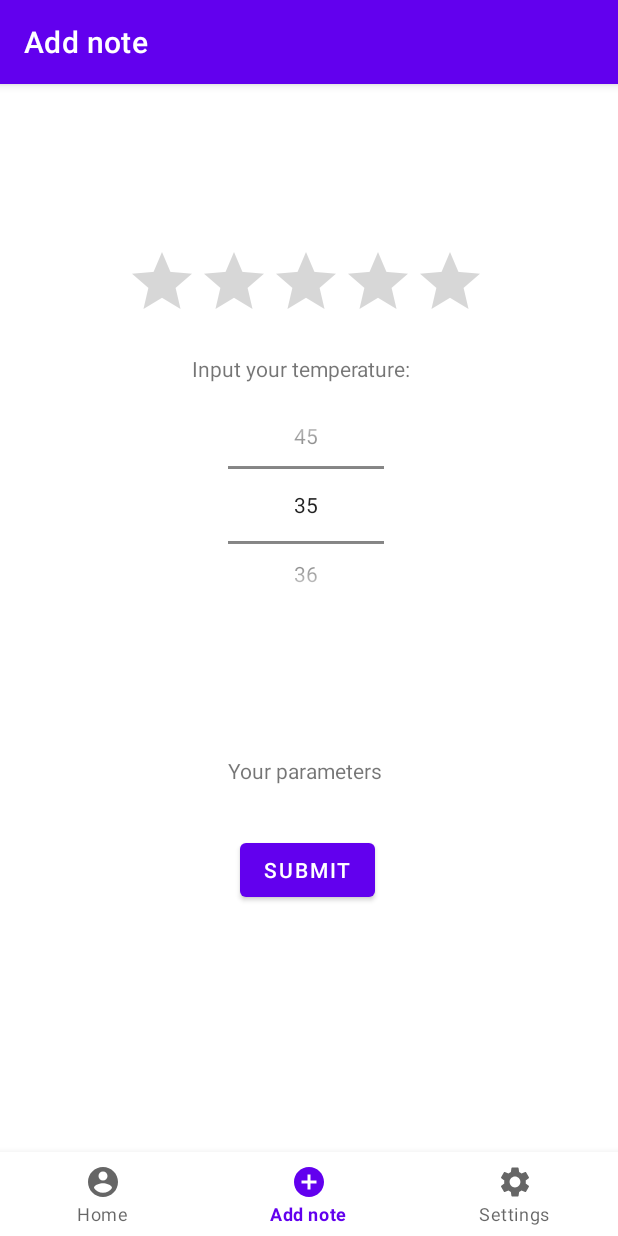
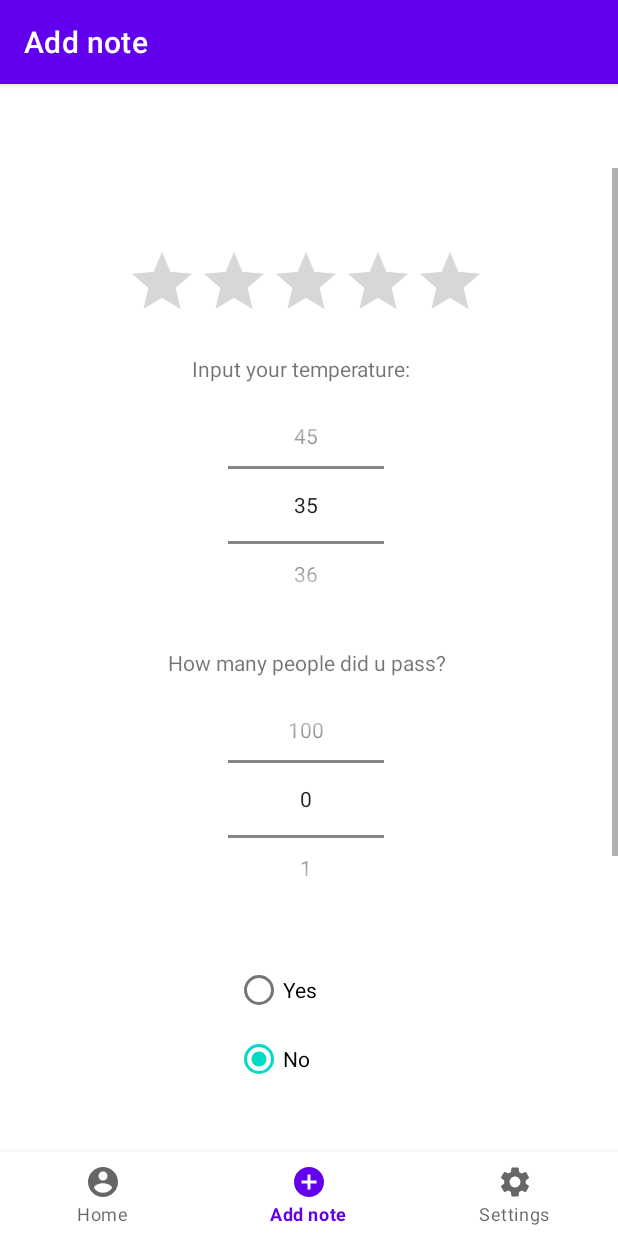
Before and after one commit to pawrob/CovidAppMobi, an Android app: the AddFragment screen opened through its navigation route, on a phone screen of 412 x 824 dp. Run offline under Robolectric (Android 15) with nearby library versions, the phone set to English and light mode, and no system bars; our stand-ins replace navigation-ui.

Commit message:
ADDED [heaLTH STATUS UPDATE]

```diff
--- a/app/src/main/java/com/example/covidbook/ui/add/AddFragment.java
+++ b/app/src/main/java/com/example/covidbook/ui/add/AddFragment.java
@@ -9,6 +9,8 @@ import android.view.View;
 import android.view.ViewGroup;
 import android.widget.Button;
 import android.widget.NumberPicker;
+import android.widget.RadioButton;
+import android.widget.RadioGroup;
 import android.widget.RatingBar;
 import android.widget.TextView;
 
@@ -26,6 +28,8 @@ public class AddFragment extends Fragment {
     private RatingBar rb;
     private Button submitButton;
     private TextView submitInfo;
+    private RadioGroup radioGroup;
+    protected RadioButton radioButton;
 
     public View onCreateView(@NonNull LayoutInflater inflater,
                              ViewGroup container, Bundle savedInstanceState) {
@@ -36,9 +40,12 @@ public class AddFragment extends Fragment {
         View root = inflater.inflate(R.layout.fragment_add, container, false);
 //        final TextView textView = root.findViewById(R.id.text_add);
         NumberPicker np = root.findViewById(R.id.tempPick);
+        NumberPicker np2 = root.findViewById(R.id.pplPick);
         np.setMinValue(35);
+        np2.setMinValue(0);
         np.setMaxValue(45);
-
+        np2.setMaxValue(100);
+        radioGroup= root.findViewById(R.id.radio);
         rb = root.findViewById(R.id.rateBar);
         submitButton = (Button) root.findViewById(R.id.submitButton);
         submitInfo = root.findViewById(R.id.ratingInfo);
@@ -46,7 +53,9 @@ public class AddFragment extends Fragment {
             @SuppressLint("SetTextI18n")
             @Override
             public void onClick(View view) {
-              submitInfo.setText("Rating: " + rb.getRating() + "\nTemp: " + np.getValue()+"C");
+                int radioID = radioGroup.getCheckedRadioButtonId();
+                radioButton=root.findViewById(radioID);
+              submitInfo.setText("Rating: " + rb.getRating() + "\nTemp: " + np.getValue()+"C\nPeople passed today:" + np2.getValue()+"\nchecked go out:"+ radioButton.getText());
             }
         });
 
--- a/app/src/main/res/layout/fragment_add.xml
+++ b/app/src/main/res/layout/fragment_add.xml
@@ -1,7 +1,13 @@
 <?xml version="1.0" encoding="utf-8"?>
-<androidx.constraintlayout.widget.ConstraintLayout xmlns:android="http://schemas.android.com/apk/res/android"
+<ScrollView xmlns:android="http://schemas.android.com/apk/res/android"
     xmlns:app="http://schemas.android.com/apk/res-auto"
     xmlns:tools="http://schemas.android.com/tools"
+    android:layout_width="match_parent"
+    android:layout_height="match_parent"
+    android:layout_marginBottom="50dp"
+    android:fillViewport="true"
+    android:orientation="vertical">
+<androidx.constraintlayout.widget.ConstraintLayout
     android:layout_width="match_parent"
     android:layout_height="match_parent"
     tools:context=".ui.add.AddFragment">
@@ -23,8 +29,8 @@
         android:id="@+id/submitButton"
         android:layout_width="wrap_content"
         android:layout_height="wrap_content"
-        android:layout_marginStart="160dp"
-        android:layout_marginTop="444dp"
+        android:layout_marginStart="156dp"
+        android:layout_marginTop="908dp"
         android:text="Submit"
         app:layout_constraintStart_toStartOf="parent"
         app:layout_constraintTop_toTopOf="parent" />
@@ -34,7 +40,7 @@
         android:layout_width="wrap_content"
         android:layout_height="wrap_content"
         android:layout_marginStart="152dp"
-        android:layout_marginTop="392dp"
+        android:layout_marginTop="860dp"
         android:text="Your parameters"
         app:layout_constraintStart_toStartOf="parent"
         app:layout_constraintTop_toTopOf="parent" />
@@ -48,6 +54,15 @@
         app:layout_constraintStart_toStartOf="parent"
         app:layout_constraintTop_toTopOf="parent" />
 
+    <NumberPicker
+        android:id="@+id/pplPick"
+        android:layout_width="104dp"
+        android:layout_height="137dp"
+        android:layout_marginStart="152dp"
+        android:layout_marginTop="352dp"
+        app:layout_constraintStart_toStartOf="parent"
+        app:layout_constraintTop_toTopOf="parent" />
+
     <TextView
         android:id="@+id/textView2"
         android:layout_width="wrap_content"
@@ -58,5 +73,56 @@
         app:layout_constraintStart_toStartOf="parent"
         app:layout_constraintTop_toTopOf="parent" />
 
+    <TextView
+        android:id="@+id/textView3"
+        android:layout_width="wrap_content"
+        android:layout_height="wrap_content"
+        android:layout_marginStart="112dp"
+        android:layout_marginTop="320dp"
+        android:text="How many people did u pass?"
+        app:layout_constraintStart_toStartOf="parent"
+        app:layout_constraintTop_toTopOf="parent" />
 
+    <RadioGroup
+
+        android:layout_width="100dp"
+        android:layout_height="95dp"
+        android:layout_centerInParent="true"
+        android:layout_marginTop="524dp"
+        app:layout_constraintEnd_toEndOf="parent"
+        app:layout_constraintHorizontal_bias="0.502"
+        app:layout_constraintStart_toStartOf="parent"
+        app:layout_constraintTop_toTopOf="parent"
+        android:id="@+id/radio">
+
+
+        <RadioButton
+            android:id="@+id/yesRadio"
+            android:layout_width="wrap_content"
+            android:layout_height="wrap_content"
+            android:text="Yes"
+            tools:layout_editor_absoluteX="145dp"
+            tools:layout_editor_absoluteY="533dp" />
+
+        <RadioButton
+            android:id="@+id/noRadio"
+            android:layout_width="64dp"
+            android:layout_height="44dp"
+            android:checked="true"
+            android:text="No"
+            tools:layout_editor_absoluteX="134dp"
+            tools:layout_editor_absoluteY="528dp" />
+
+    </RadioGroup>
+
+    <EditText
+        android:id="@+id/notes"
+        android:layout_width="wrap_content"
+        android:layout_height="wrap_content"
+        android:layout_marginTop="692dp"
+        android:hint="Your Notes"
+        app:layout_constraintEnd_toEndOf="parent"
+        app:layout_constraintStart_toStartOf="parent"
+        app:layout_constraintTop_toTopOf="parent" />
 </androidx.constraintlayout.widget.ConstraintLayout>
+</ScrollView>
```
